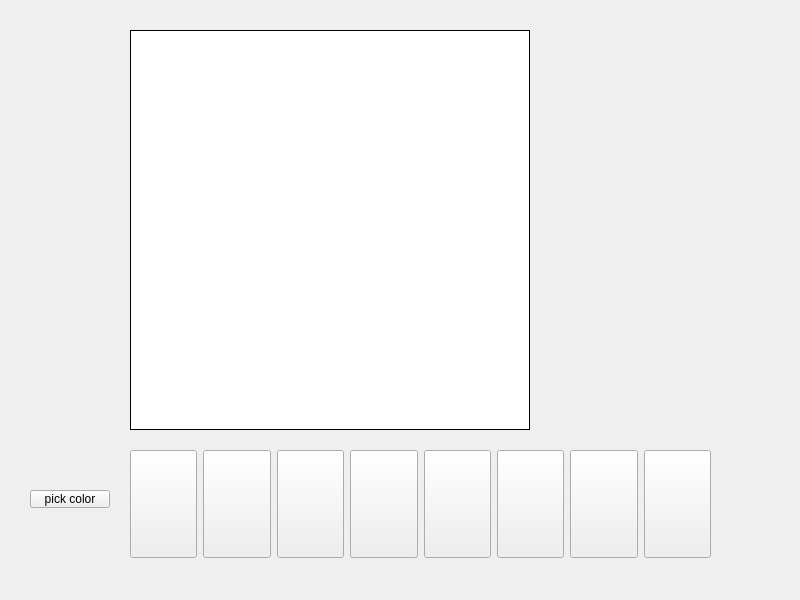
Before: the Qt Designer form mainwindow.ui in ElijahTolton/SpriteSmith, drawn with Qt 5.
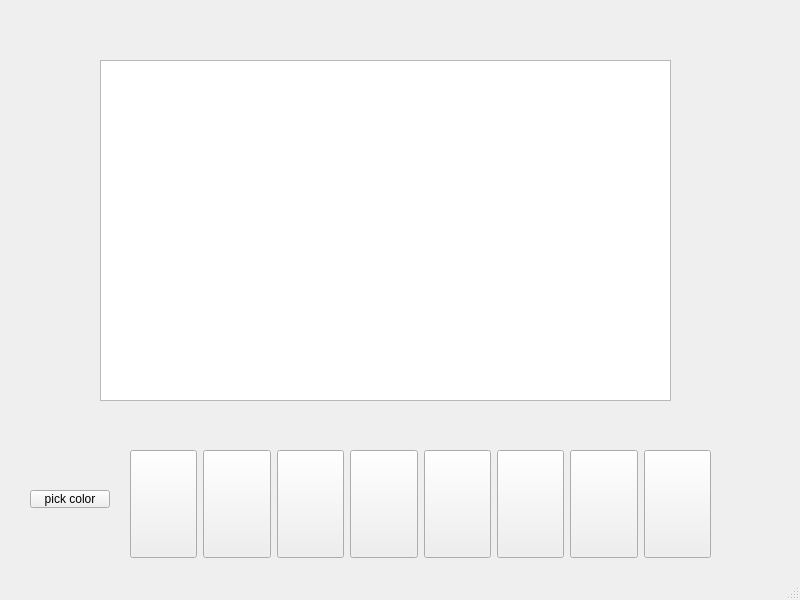
After: the same form once the commit is applied. Custom widgets are drawn as their Qt base class.

Patch:
```diff
--- a/mainwindow.ui
+++ b/mainwindow.ui
@@ -157,48 +157,15 @@
    <widget class="SpriteEditor" name="canvas">
     <property name="geometry">
      <rect>
-      <x>130</x>
-      <y>30</y>
-      <width>400</width>
-      <height>400</height>
+      <x>100</x>
+      <y>60</y>
+      <width>571</width>
+      <height>341</height>
      </rect>
     </property>
     <property name="styleSheet">
      <string notr="true"/>
     </property>
-    <property name="frameShape">
-     <enum>QFrame::Shape::Box</enum>
-    </property>
-    <property name="frameShadow">
-     <enum>QFrame::Shadow::Plain</enum>
-    </property>
-    <property name="lineWidth">
-     <number>1</number>
-    </property>
-    <property name="verticalScrollBarPolicy">
-     <enum>Qt::ScrollBarPolicy::ScrollBarAlwaysOff</enum>
-    </property>
-    <property name="horizontalScrollBarPolicy">
-     <enum>Qt::ScrollBarPolicy::ScrollBarAlwaysOff</enum>
-    </property>
-    <property name="sizeAdjustPolicy">
-     <enum>QAbstractScrollArea::SizeAdjustPolicy::AdjustToContentsOnFirstShow</enum>
-    </property>
-    <property name="editTriggers">
-     <set>QAbstractItemView::EditTrigger::NoEditTriggers</set>
-    </property>
-    <property name="selectionMode">
-     <enum>QAbstractItemView::SelectionMode::NoSelection</enum>
-    </property>
-    <property name="gridStyle">
-     <enum>Qt::PenStyle::SolidLine</enum>
-    </property>
-    <attribute name="horizontalHeaderVisible">
-     <bool>false</bool>
-    </attribute>
-    <attribute name="verticalHeaderVisible">
-     <bool>false</bool>
-    </attribute>
    </widget>
    <widget class="QPushButton" name="colorPicker">
     <property name="geometry">
@@ -214,6 +181,17 @@
     </property>
    </widget>
   </widget>
+  <widget class="QMenuBar" name="menubar">
+   <property name="geometry">
+    <rect>
+     <x>0</x>
+     <y>0</y>
+     <width>800</width>
+     <height>17</height>
+    </rect>
+   </property>
+  </widget>
+  <widget class="QStatusBar" name="statusbar"/>
  </widget>
  <customwidgets>
   <customwidget>
```
Left out of the diff: 2 changed lines with no effect on the pictures.
